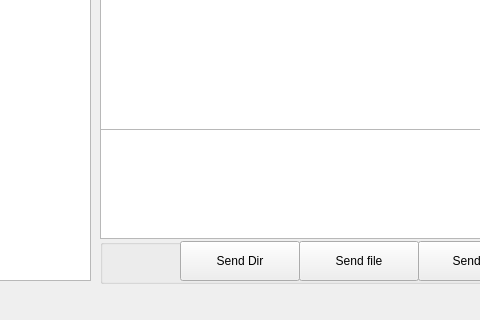
This is src/gui/mainui.ui in realth000/localcharger as Qt 5 draws it before an edit; both pictures show x 100 to 580 and y 380 to 700 of the 1100 by 700 pixel window. The edited form follows.
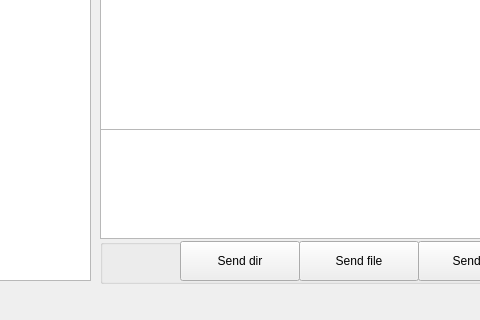
This is the edited form. Custom widgets are drawn as their Qt base class.

Patch:
```diff
--- a/src/gui/mainui.ui
+++ b/src/gui/mainui.ui
@@ -378,7 +378,7 @@
      </rect>
     </property>
     <property name="text">
-     <string>Send Dir</string>
+     <string>Send dir</string>
     </property>
    </widget>
   </widget>
```
